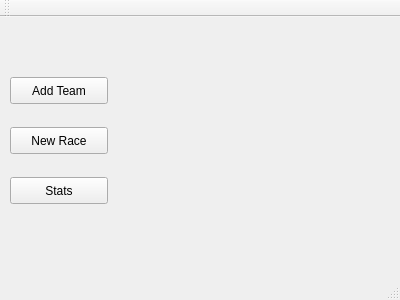
Before: the Qt Designer form Program/Program/WindowAdmin.ui in martro/RoboDriftSensors, drawn with Qt 5.
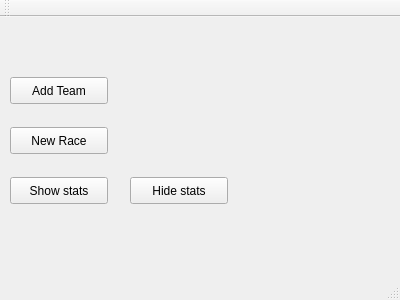
After: the same form once the commit is applied.

Commit message: window stats added

The edit to the form file:
```diff
--- a/Program/Program/WindowAdmin.ui
+++ b/Program/Program/WindowAdmin.ui
@@ -50,7 +50,20 @@
      </rect>
     </property>
     <property name="text">
-     <string>Stats</string>
+     <string>Show stats</string>
+    </property>
+   </widget>
+   <widget class="QPushButton" name="ButtonHideStats">
+    <property name="geometry">
+     <rect>
+      <x>130</x>
+      <y>160</y>
+      <width>98</width>
+      <height>27</height>
+     </rect>
+    </property>
+    <property name="text">
+     <string>Hide stats</string>
     </property>
    </widget>
   </widget>
```
Left out of the diff: 2 changed lines with no effect on the pictures. The commit also changes 22 other files.
